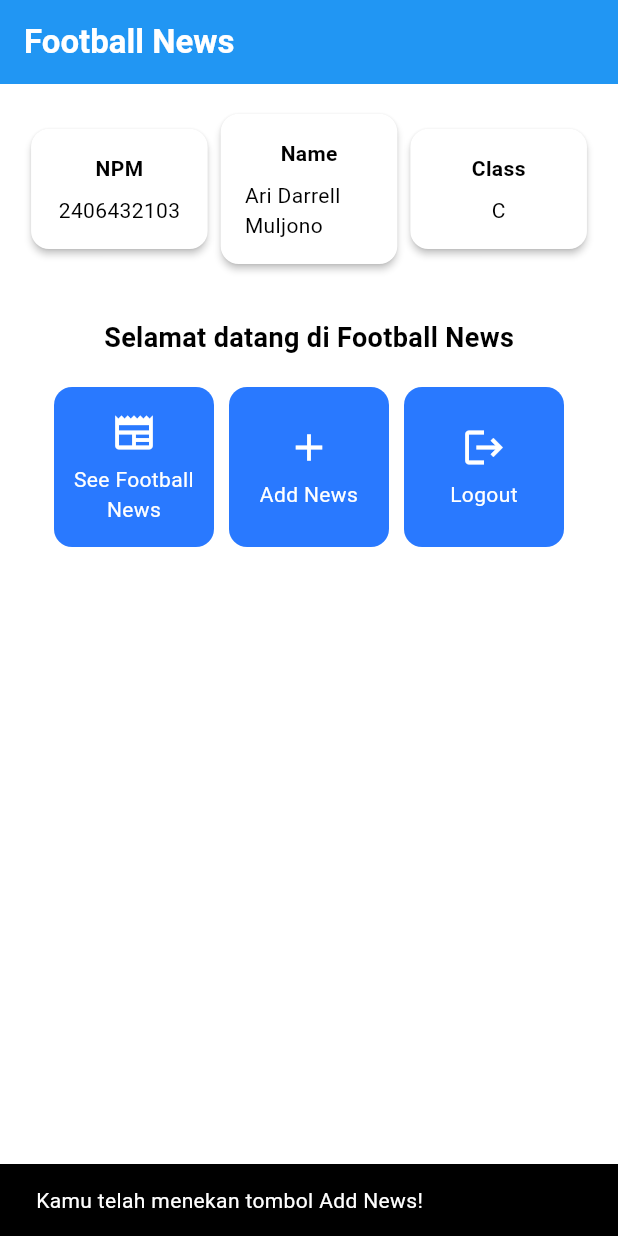
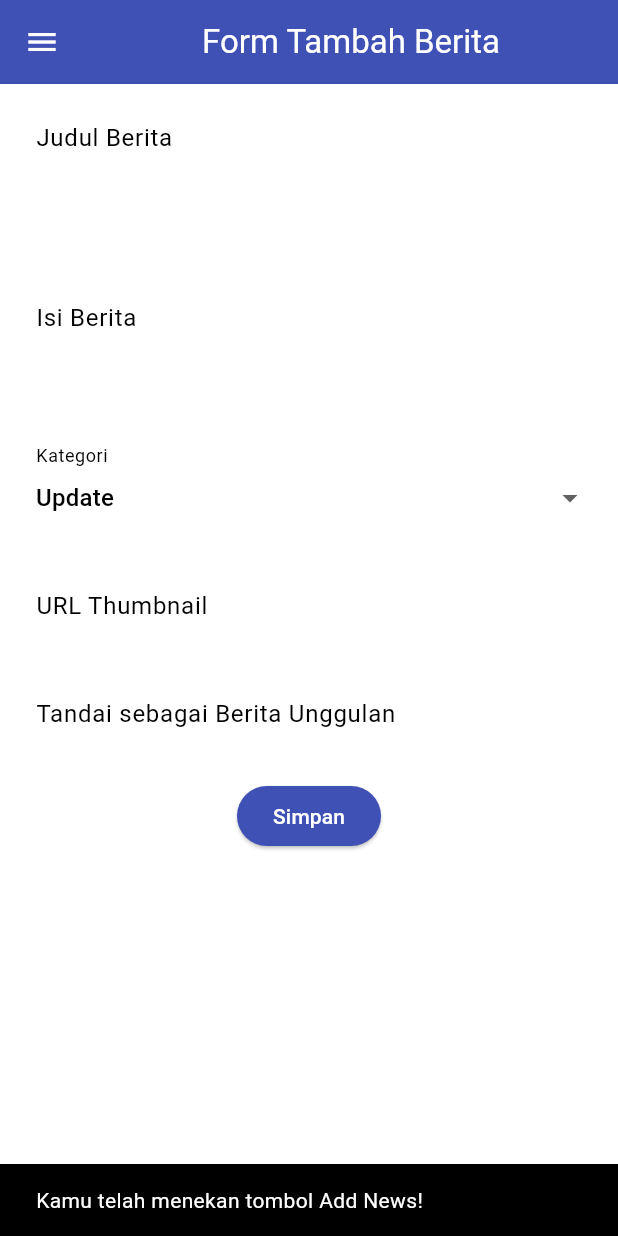
Before and after one commit to NaviCo-de/football-news-mobile, a Flutter app: the screen it shows after launch, after a tap on "Add News", on a phone screen of 412 x 824 dp. Run offline on Flutter 3.47's test engine with Material 3 defaults, Android fonts, the phone set to English and light mode, and no system bars.

Commit message:
Tutorial 7

```diff
--- a/football_news/lib/main.dart
+++ b/football_news/lib/main.dart
@@ -1,5 +1,5 @@
 import 'package:flutter/material.dart';
-import 'package:football_news/menu.dart';
+import 'package:football_news/screens/menu.dart';
 
 void main() {
   runApp(const MyApp());
--- a/football_news/lib/menu.dart
+++ b/football_news/lib/screens/menu.dart
@@ -1,4 +1,7 @@
 import 'package:flutter/material.dart';
+import 'package:football_news/screens/newslist_form.dart';
+import 'package:football_news/widgets/left_drawer.dart';
+import 'package:football_news/widgets/news_card.dart';
 
 class MyHomePage extends StatelessWidget {
   MyHomePage({super.key});
@@ -16,14 +19,12 @@ class MyHomePage extends StatelessWidget {
         // Judul aplikasi "Football News" dengan teks putih dan tebal.
         title: const Text(
           'Football News',
-          style: TextStyle(
-            color: Colors.white,
-            fontWeight: FontWeight.bold,
-          ),
+          style: TextStyle(color: Colors.white, fontWeight: FontWeight.bold),
         ),
         // Warna latar belakang AppBar diambil dari skema warna tema aplikasi.
         backgroundColor: Theme.of(context).colorScheme.primary,
       ),
+      drawer: LeftDrawer(),
       // Body halaman dengan padding di sekelilingnya.
       body: Padding(
         padding: const EdgeInsets.all(16.0),
@@ -48,7 +49,6 @@ class MyHomePage extends StatelessWidget {
             Center(
               child: Column(
                 // Menyusun teks dan grid item secara vertikal.
-
                 children: [
                   // Menampilkan teks sambutan dengan gaya tebal dan ukuran 18.
                   const Padding(
@@ -85,19 +85,19 @@ class MyHomePage extends StatelessWidget {
       ),
     );
   }
+
   final List<ItemHomepage> items = [
     ItemHomepage("See Football News", Icons.newspaper),
     ItemHomepage("Add News", Icons.add),
     ItemHomepage("Logout", Icons.logout),
   ];
-
 }
 
 class InfoCard extends StatelessWidget {
   // Kartu informasi yang menampilkan title dan content.
 
-  final String title;  // Judul kartu.
-  final String content;  // Isi kartu.
+  final String title; // Judul kartu.
+  final String content; // Isi kartu.
 
   const InfoCard({super.key, required this.title, required this.content});
 
@@ -108,15 +108,14 @@ class InfoCard extends StatelessWidget {
       elevation: 2.0,
       child: Container(
         // Mengatur ukuran dan jarak di dalam kartu.
-        width: MediaQuery.of(context).size.width / 3.5, // menyesuaikan dengan lebar device yang digunakan.
+        width:
+            MediaQuery.of(context).size.width /
+            3.5, // menyesuaikan dengan lebar device yang digunakan.
         padding: const EdgeInsets.all(16.0),
         // Menyusun title dan content secara vertikal.
         child: Column(
           children: [
-            Text(
-              title,
-              style: const TextStyle(fontWeight: FontWeight.bold),
-            ),
+            Text(title, style: const TextStyle(fontWeight: FontWeight.bold)),
             const SizedBox(height: 8.0),
             Text(content),
           ],
@@ -132,56 +131,3 @@ class ItemHomepage {
 
   ItemHomepage(this.name, this.icon);
 }
-
-class ItemCard extends StatelessWidget {
-  // Menampilkan kartu dengan ikon dan nama.
-
-  final ItemHomepage item;
-
-  const ItemCard(this.item, {super.key});
-
-  @override
-  Widget build(BuildContext context) {
-    return Material(
-      // Menentukan warna latar belakang dari tema aplikasi.
-      color: Theme.of(context).colorScheme.secondary,
-      // Membuat sudut kartu melengkung.
-      borderRadius: BorderRadius.circular(12),
-
-      child: InkWell(
-        // Aksi ketika kartu ditekan.
-        onTap: () {
-          // Menampilkan pesan SnackBar saat kartu ditekan.
-          ScaffoldMessenger.of(context)
-            ..hideCurrentSnackBar()
-            ..showSnackBar(
-                SnackBar(content: Text("Kamu telah menekan tombol ${item.name}!"))
-            );
-        },
-        // Container untuk menyimpan Icon dan Text
-        child: Container(
-          padding: const EdgeInsets.all(8),
-          child: Center(
-            child: Column(
-              // Menyusun ikon dan teks di tengah kartu.
-              mainAxisAlignment: MainAxisAlignment.center,
-              children: [
-                Icon(
-                  item.icon,
-                  color: Colors.white,
-                  size: 30.0,
-                ),
-                const Padding(padding: EdgeInsets.all(3)),
-                Text(
-                  item.name,
-                  textAlign: TextAlign.center,
-                  style: const TextStyle(color: Colors.white),
-                ),
-              ],
-            ),
-          ),
-        ),
-      ),
-    );
-  }
-}
--- /dev/null
+++ b/football_news/lib/screens/newslist_form.dart
@@ -0,0 +1,216 @@
+import 'package:flutter/material.dart';
+import 'package:football_news/widgets/left_drawer.dart';
+
+class NewsFormPage extends StatefulWidget {
+    const NewsFormPage({super.key});
+
+    @override
+    State<NewsFormPage> createState() => _NewsFormPageState();
+}
+
+
+
+class _NewsFormPageState extends State<NewsFormPage> {
+    final _formKey = GlobalKey<FormState>();
+    String _title = "";
+    String _content = "";
+    String _category = "update"; // default
+    String _thumbnail = "";
+    bool _isFeatured = false; // default
+
+    final List<String> _categories = [
+      'transfer',
+      'update',
+      'exclusive',
+      'match',
+      'rumor',
+      'analysis',
+    ];
+    @override
+    Widget build(BuildContext context) {
+        return Scaffold(
+        appBar: AppBar(
+          title: const Center(
+            child: Text(
+              'Form Tambah Berita',
+            ),
+          ),
+          backgroundColor: Colors.indigo,
+          foregroundColor: Colors.white,
+        ),
+        // TODO: Tambahkan drawer yang sudah dibuat di sini
+        drawer: LeftDrawer(),
+        body: Form(
+          key: _formKey,
+          child: SingleChildScrollView(
+            child: Column(
+              crossAxisAlignment: CrossAxisAlignment.start,
+              children:[
+                // === Title ===
+                Padding(
+                  padding: const EdgeInsets.all(8.0),
+                  child: TextFormField(
+                    decoration: InputDecoration(
+                      hintText: "Judul Berita",
+                      labelText: "Judul Berita",
+                      border: OutlineInputBorder(
+                        borderRadius: BorderRadius.circular(5.0),
+                      ),
+                    ),
+                    onChanged: (String? value) {
+                      setState(() {
+                        _title = value!;
+                      });
+                    },
+                    validator: (String? value) {
+                      if (value == null || value.isEmpty) {
+                        return "Judul tidak boleh kosong!";
+                      }
+                      return null;
+                    },
+                  ),
+                ),
+                // === Content ===
+                Padding(
+                  padding: const EdgeInsets.all(8.0),
+                  child: TextFormField(
+                    maxLines: 5,
+                    decoration: InputDecoration(
+                      hintText: "Isi Berita",
+                      labelText: "Isi Berita",
+                      border: OutlineInputBorder(
+                        borderRadius: BorderRadius.circular(5.0),
+                      ),
+                    ),
+                    onChanged: (String? value) {
+                      setState(() {
+                        _content = value!;
+                      });
+                    },
+                    validator: (String? value) {
+                      if (value == null || value.isEmpty) {
+                        return "Isi berita tidak boleh kosong!";
+                      }
+                      return null;
+                    },
+                  ),
+                ),
+
+                // === Category ===
+                Padding(
+                  padding: const EdgeInsets.all(8.0),
+                  child: DropdownButtonFormField<String>(
+                    decoration: InputDecoration(
+                      labelText: "Kategori",
+                      border: OutlineInputBorder(
+                        borderRadius: BorderRadius.circular(5.0),
+                      ),
+                    ),
+                    initialValue: _category,
+                    items: _categories
+                        .map((cat) => DropdownMenuItem(
+                              value: cat,
+                              child: Text(
+                                  cat[0].toUpperCase() + cat.substring(1)),
+                            ))
+                        .toList(),
+                    onChanged: (String? newValue) {
+                      setState(() {
+                        _category = newValue!;
+                      });
+                    },
+                  ),
+                ),
+
+                // === Thumbnail URL ===
+                Padding(
+                  padding: const EdgeInsets.all(8.0),
+                  child: TextFormField(
+                    decoration: InputDecoration(
+                      hintText: "URL Thumbnail (opsional)",
+                      labelText: "URL Thumbnail",
+                      border: OutlineInputBorder(
+                        borderRadius: BorderRadius.circular(5.0),
+                      ),
+                    ),
+                    onChanged: (String? value) {
+                      setState(() {
+                        _thumbnail = value!;
+                      });
+                    },
+                  ),
+                ),
+
+                // === Is Featured ===
+                Padding(
+                  padding: const EdgeInsets.all(8.0),
+                  child: SwitchListTile(
+                    title: const Text("Tandai sebagai Berita Unggulan"),
+                    value: _isFeatured,
+                    onChanged: (bool value) {
+                      setState(() {
+                        _isFeatured = value;
+                      });
+                    },
+                  ),
+                ),
+                    // === Tombol Simpan ===
+                Align(
+                  alignment: Alignment.bottomCenter,
+                  child: Padding(
+                    padding: const EdgeInsets.all(8.0),
+                    child: ElevatedButton(
+                      style: ButtonStyle(
+                        backgroundColor:
+                            WidgetStateProperty.all(Colors.indigo),
+                      ),
+                      onPressed: () {
+                        if (_formKey.currentState!.validate()) {
+                          showDialog(
+                            context: context,
+                            builder: (context) {
+                              return AlertDialog(
+                                title: const Text('Berita berhasil disimpan!'),
+                                content: SingleChildScrollView(
+                                  child: Column(
+                                    crossAxisAlignment:
+                                        CrossAxisAlignment.start,
+                                    children: [
+                                      Text('Judul: $_title'),
+                                      Text('Isi: $_content'),
+                                      Text('Kategori: $_category'),
+                                      Text('Thumbnail: $_thumbnail'),
+                                      Text(
+                                          'Unggulan: ${_isFeatured ? "Ya" : "Tidak"}'),
+                                    ],
+                                  ),
+                                ),
+                                actions: [
+                                  TextButton(
+                                    child: const Text('OK'),
+                                    onPressed: () {
+                                      Navigator.pop(context);
+                                    },
+                                  ),
+                                ],
+                              );
+                            },
+                          );
+                          _formKey.currentState!.reset();
+                        }
+                      },
+                      child: const Text(
+                        "Simpan",
+                        style: TextStyle(color: Colors.white),
+                      ),
+                    ),
+                  ),
+                ),
+              ],
+
+            )
+          ),
+        ),
+      );
+    }
+}
--- /dev/null
+++ b/football_news/lib/widgets/left_drawer.dart
@@ -0,0 +1,75 @@
+import 'package:flutter/material.dart';
+import 'package:football_news/screens/menu.dart';
+import 'package:football_news/screens/newslist_form.dart';
+
+class LeftDrawer extends StatelessWidget {
+  const LeftDrawer({super.key});
+
+  @override
+  Widget build(BuildContext context) {
+    return Drawer(
+      child: ListView(
+        children: [
+          const DrawerHeader(
+             decoration: BoxDecoration(
+                color: Colors.blue,
+              ),
+              child: Column(
+                children: [
+                  Text(
+                    'Football News',
+                    textAlign: TextAlign.center,
+                    style: TextStyle(
+                      fontSize: 30,
+                      fontWeight: FontWeight.bold,
+                      color: Colors.white,
+                    ),
+                  ),
+                  Padding(padding: EdgeInsets.all(10)),
+                  Text(
+                    "Seluruh berita sepak bola terkini di sini!",
+                    textAlign: TextAlign.center,
+                    style: TextStyle(
+                      fontSize: 15,
+                      fontWeight: FontWeight.normal,
+                      color: Colors.white,
+                    ),
+                  ),
+                ],
+              ),
+          ),
+          ListTile(
+            leading: const Icon(Icons.home_outlined),
+            title: const Text('Home'),
+            // Bagian redirection ke MyHomePage
+            onTap: () {
+              Navigator.pushReplacement(
+                  context,
+                  MaterialPageRoute(
+                    builder: (context) => MyHomePage(),
+                  ));
+            },
+          ),
+          ListTile(
+            leading: const Icon(Icons.post_add),
+            title: const Text('Add News'),
+            // Bagian redirection ke NewsFormPage
+            onTap: () {
+              Navigator.push(context,
+              MaterialPageRoute(builder: (context) => const NewsFormPage()));
+            },
+          ),
+          ListTile(
+            leading: const Icon(Icons.newspaper),
+            title: const Text('See News'),
+            // Bagian redirection ke NewsFormPage
+            onTap: () {
+              Navigator.push(context,
+              MaterialPageRoute(builder: (context) => MyHomePage()));
+            },
+          ),
+        ],
+      ),
+    );
+  }
+}
--- /dev/null
+++ b/football_news/lib/widgets/news_card.dart
@@ -0,0 +1,62 @@
+import 'package:flutter/material.dart';
+import 'package:football_news/screens/newslist_form.dart';
+import 'package:football_news/screens/menu.dart';
+
+class ItemCard extends StatelessWidget {
+  // Menampilkan kartu dengan ikon dan nama.
+  final ItemHomepage item;
+
+  const ItemCard(this.item, {super.key});
+
+
+  @override
+  Widget build(BuildContext context) {
+    return Material(
+      // Menentukan warna latar belakang dari tema aplikasi.
+      color: Theme.of(context).colorScheme.secondary,
+      // Membuat sudut kartu melengkung.
+      borderRadius: BorderRadius.circular(12),
+
+      child: InkWell(
+        // Aksi ketika kartu ditekan.
+        onTap: () {
+
+          // Menampilkan pesan SnackBar saat kartu ditekan.
+          ScaffoldMessenger.of(context)
+            ..hideCurrentSnackBar()
+            ..showSnackBar(
+              SnackBar(
+                content: Text("Kamu telah menekan tombol ${item.name}!"),
+              ),
+            );
+
+            // Navigate ke route yang sesuai (tergantung jenis tombol)
+            if (item.name == "Add News") {
+              Navigator.push(context,
+              MaterialPageRoute(builder: (context) => const NewsFormPage()));
+            }
+
+        },
+        // Container untuk menyimpan Icon dan Text
+        child: Container(
+          padding: const EdgeInsets.all(8),
+          child: Center(
+            child: Column(
+              // Menyusun ikon dan teks di tengah kartu.
+              mainAxisAlignment: MainAxisAlignment.center,
+              children: [
+                Icon(item.icon, color: Colors.white, size: 30.0),
+                const Padding(padding: EdgeInsets.all(3)),
+                Text(
+                  item.name,
+                  textAlign: TextAlign.center,
+                  style: const TextStyle(color: Colors.white),
+                ),
+              ],
+            ),
+          ),
+        ),
+      ),
+    );
+  }
+}
```
Also changed, not shown: football_news/form_sample/analysis_options.yaml (added, +28 -0 lines), football_news/form_sample/lib/main.dart (added, +64 -0 lines), football_news/form_sample/pubspec.yaml (added, +89 -0 lines), football_news/form_sample/pubspec.lock (added), 124 other files.
